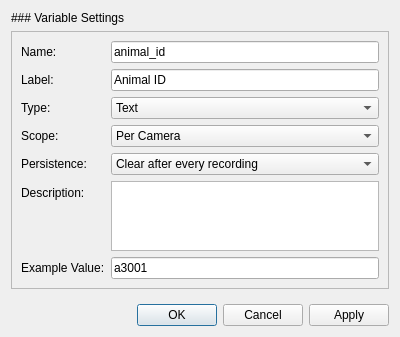
This is ui/VariableEditDialog.ui in ETHZ-INS/Flow3R as Qt 5 draws it before an edit. The edited form follows.
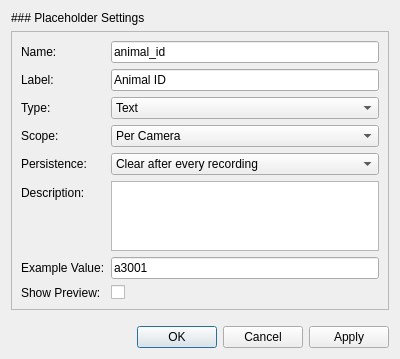
This is the edited form.

The edit to the form file:
```diff
--- a/ui/VariableEditDialog.ui
+++ b/ui/VariableEditDialog.ui
@@ -7,7 +7,7 @@
     <x>0</x>
     <y>0</y>
     <width>400</width>
-    <height>337</height>
+    <height>359</height>
    </rect>
   </property>
   <property name="sizePolicy">
@@ -41,7 +41,7 @@
    <item>
     <widget class="QLabel" name="label">
      <property name="text">
-      <string>### Variable Settings</string>
+      <string>### Placeholder Settings</string>
      </property>
      <property name="textFormat">
       <enum>Qt::MarkdownText</enum>
@@ -184,6 +184,20 @@
         </property>
        </widget>
       </item>
+      <item row="7" column="0">
+       <widget class="QLabel" name="label_9">
+        <property name="text">
+         <string>Show Preview:</string>
+        </property>
+       </widget>
+      </item>
+      <item row="7" column="1">
+       <widget class="QCheckBox" name="chb_preview">
+        <property name="text">
+         <string/>
+        </property>
+       </widget>
+      </item>
      </layout>
     </widget>
    </item>
```
